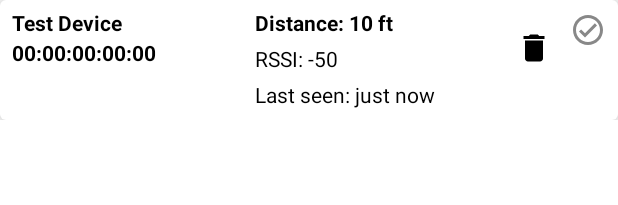
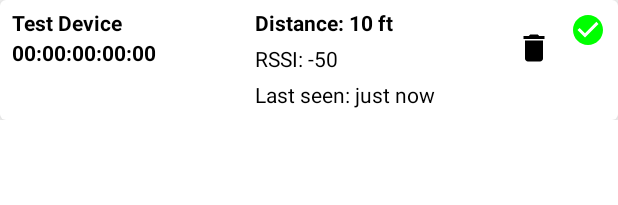
Before and after one commit to twobit-five/SphereLink, an Android app built with Jetpack Compose: the @Preview function PreviewDeviceCard, on a phone screen of 412 x 824 dp. Shown: the top 205 px of the screen. Run offline under Robolectric (Android 15) with nearby library versions, the phone set to English and light mode, and no system bars; our stand-ins replace Room's generated code.

Commit message:
Fixed isConnected indicator check box

```diff
--- a/app/src/main/java/com/example/spherelink/ui/device_list/DeviceCard.kt
+++ b/app/src/main/java/com/example/spherelink/ui/device_list/DeviceCard.kt
@@ -85,9 +85,9 @@ fun DeviceCard(
 
             }
             Icon(
-                imageVector = if (isConnected) Icons.Filled.CheckCircle else Icons.Outlined.CheckCircle,
-                tint = if (isConnected) Color.Green else Color.Gray,
-                contentDescription = if (isConnected) "Connected" else "Not connected",
+                imageVector = if (device.isConnected) Icons.Filled.CheckCircle else Icons.Outlined.CheckCircle,
+                tint = if (device.isConnected) Color.Green else Color.Gray,
+                contentDescription = if (device.isConnected) "Connected" else "Not connected",
                 modifier = Modifier.size(24.dp)
             )
         }
```
